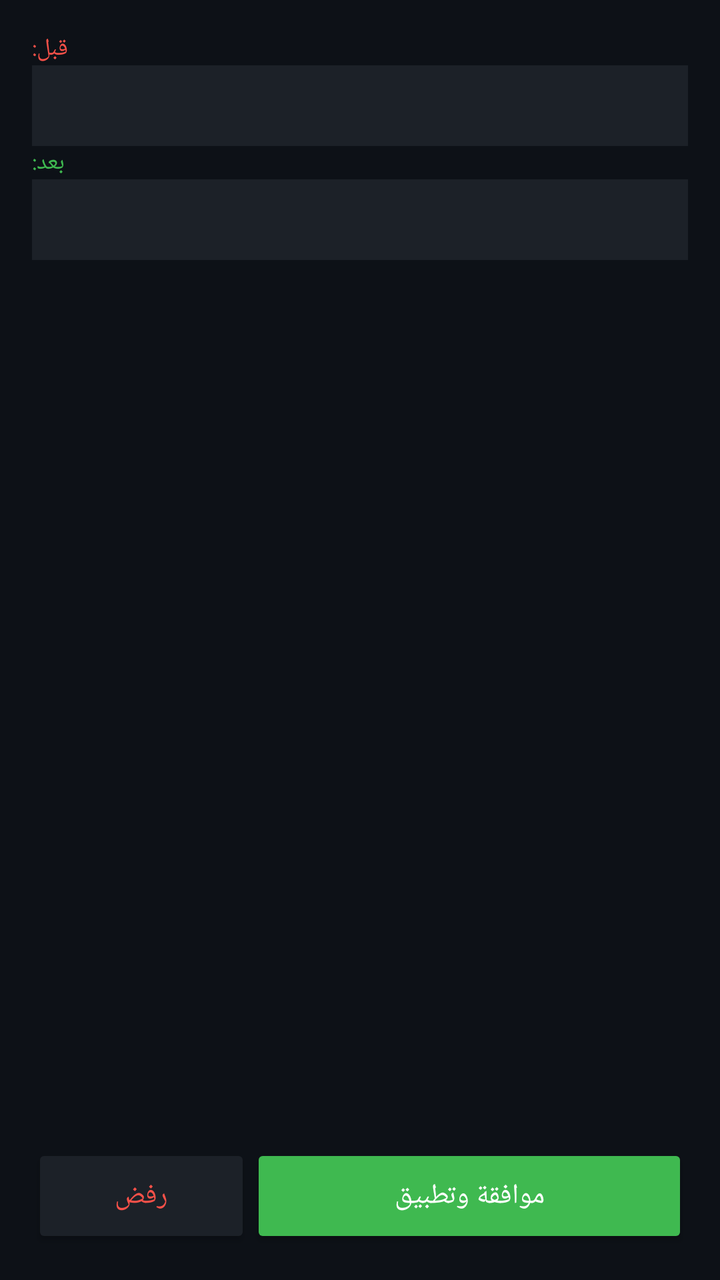
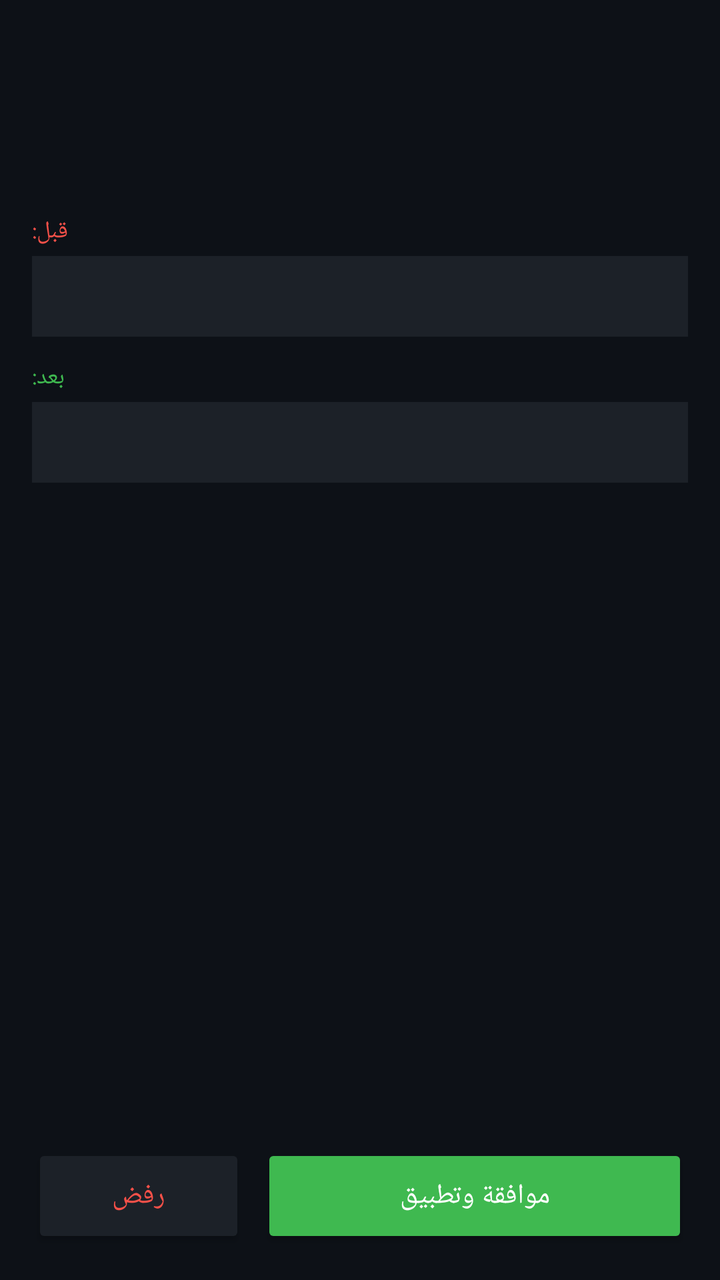

The first picture is an Android layout as it rendered before a commit; the second is the same layout after the commit. The layout source and the unified diff follow.
<!-- AndroidManifest.xml: application theme Theme.RealityEngine -->
<!-- res/layout/activity_approval.xml -->
<?xml version="1.0" encoding="utf-8"?>
<LinearLayout xmlns:android="http://schemas.android.com/apk/res/android"
    android:layout_width="match_parent"
    android:layout_height="match_parent"
    android:orientation="vertical"
    android:background="#0D1117">

    <TextView
        android:id="@+id/tvFuncName"
        android:textSize="18sp"
        android:textColor="#E6EDF3"
        android:textStyle="bold"
        android:padding="20dp"/>

    <TextView
        android:id="@+id/tvSafetyScore"
        android:textSize="14sp"
        android:textColor="#58A6FF"
        android:paddingLeft="20dp"
        android:paddingRight="20dp"/>

    <ScrollView
        android:layout_width="match_parent"
        android:layout_height="0dp"
        android:layout_weight="1"
        android:padding="16dp">

        <LinearLayout
            android:layout_width="match_parent"
            android:layout_height="wrap_content"
            android:orientation="vertical"
            >

            <TextView
                android:text="قبل:"
                android:textColor="#F85149"
                android:textSize="12sp"
                android:layout_width="wrap_content"
                android:layout_height="wrap_content"/>

            <TextView
                android:id="@+id/tvBefore"
                android:textSize="12sp"
                android:textColor="#F85149"
                android:background="#1C2128"
                android:padding="12dp"
                android:fontFamily="monospace"
                android:layout_width="match_parent"
                android:layout_height="wrap_content"/>

            <TextView
                android:text="بعد:"
                android:textColor="#3FB950"
                android:textSize="12sp"
                android:layout_width="wrap_content"
                android:layout_height="wrap_content"/>

            <TextView
                android:id="@+id/tvAfter"
                android:textSize="12sp"
                android:textColor="#3FB950"
                android:background="#1C2128"
                android:padding="12dp"
                android:fontFamily="monospace"
                android:layout_width="match_parent"
                android:layout_height="wrap_content"/>

            <TextView
                android:id="@+id/tvExplanation"
                android:textSize="13sp"
                android:textColor="#8B949E"
                android:layout_width="match_parent"
                android:layout_height="wrap_content"
                android:lineSpacingExtra="4dp"/>

        </LinearLayout>

    </ScrollView>

    <LinearLayout
        android:layout_width="match_parent"
        android:layout_height="wrap_content"
        android:orientation="horizontal"
        android:padding="16dp"
        >

        <Button
            android:id="@+id/btnReject"
            android:text="رفض"
            android:layout_width="0dp"
            android:layout_height="52dp"
            android:layout_weight="1"
            android:backgroundTint="#1C2128"
            android:textColor="#F85149"/>

        <Button
            android:id="@+id/btnApprove"
            android:text="موافقة وتطبيق"
            android:layout_width="0dp"
            android:layout_height="52dp"
            android:layout_weight="2"
            android:backgroundTint="#3FB950"
            android:textColor="#FFFFFF"/>

    </LinearLayout>

</LinearLayout>
<!-- resources referenced by this layout -->
<resources>
  <style name="Theme.RealityEngine" parent="Theme.MaterialComponents.DayNight.NoActionBar">
          <item name="colorPrimary">#58A6FF</item>
          <item name="colorPrimaryVariant">#1F6FEB</item>
          <item name="colorOnPrimary">#FFFFFF</item>
          <item name="android:windowBackground">#0D1117</item>
      </style>
</resources>

<!-- the commit's change to res/layout/activity_approval.xml (unified diff, before → after) -->
@@ -7,6 +7,8 @@
 
     <TextView
         android:id="@+id/tvFuncName"
+        android:layout_width="match_parent"
+        android:layout_height="wrap_content"
         android:textSize="18sp"
         android:textColor="#E6EDF3"
         android:textStyle="bold"
@@ -14,10 +16,13 @@
 
     <TextView
         android:id="@+id/tvSafetyScore"
+        android:layout_width="match_parent"
+        android:layout_height="wrap_content"
         android:textSize="14sp"
         android:textColor="#58A6FF"
         android:paddingLeft="20dp"
-        android:paddingRight="20dp"/>
+        android:paddingRight="20dp"
+        android:paddingBottom="8dp"/>
 
     <ScrollView
         android:layout_width="match_parent"
@@ -28,49 +33,52 @@
         <LinearLayout
             android:layout_width="match_parent"
             android:layout_height="wrap_content"
-            android:orientation="vertical"
-            >
+            android:orientation="vertical">
 
             <TextView
                 android:text="قبل:"
                 android:textColor="#F85149"
                 android:textSize="12sp"
                 android:layout_width="wrap_content"
-                android:layout_height="wrap_content"/>
+                android:layout_height="wrap_content"
+                android:paddingBottom="4dp"/>
 
             <TextView
                 android:id="@+id/tvBefore"
+                android:layout_width="match_parent"
+                android:layout_height="wrap_content"
                 android:textSize="12sp"
                 android:textColor="#F85149"
                 android:background="#1C2128"
                 android:padding="12dp"
                 android:fontFamily="monospace"
-                android:layout_width="match_parent"
-                android:layout_height="wrap_content"/>
+                android:layout_marginBottom="12dp"/>
 
             <TextView
                 android:text="بعد:"
                 android:textColor="#3FB950"
                 android:textSize="12sp"
                 android:layout_width="wrap_content"
-                android:layout_height="wrap_content"/>
+                android:layout_height="wrap_content"
+                android:paddingBottom="4dp"/>
 
             <TextView
                 android:id="@+id/tvAfter"
+                android:layout_width="match_parent"
+                android:layout_height="wrap_content"
                 android:textSize="12sp"
                 android:textColor="#3FB950"
                 android:background="#1C2128"
                 android:padding="12dp"
                 android:fontFamily="monospace"
-                android:layout_width="match_parent"
-                android:layout_height="wrap_content"/>
+                android:layout_marginBottom="12dp"/>
 
             <TextView
                 android:id="@+id/tvExplanation"
+                android:layout_width="match_parent"
+                android:layout_height="wrap_content"
                 android:textSize="13sp"
                 android:textColor="#8B949E"
-                android:layout_width="match_parent"
-                android:layout_height="wrap_content"
                 android:lineSpacingExtra="4dp"/>
 
         </LinearLayout>
@@ -81,8 +89,7 @@
         android:layout_width="match_parent"
         android:layout_height="wrap_content"
         android:orientation="horizontal"
-        android:padding="16dp"
-        >
+        android:padding="16dp">
 
         <Button
             android:id="@+id/btnReject"
@@ -91,7 +98,8 @@
             android:layout_height="52dp"
             android:layout_weight="1"
             android:backgroundTint="#1C2128"
-            android:textColor="#F85149"/>
+            android:textColor="#F85149"
+            android:layout_marginRight="8dp"/>
 
         <Button
             android:id="@+id/btnApprove"
